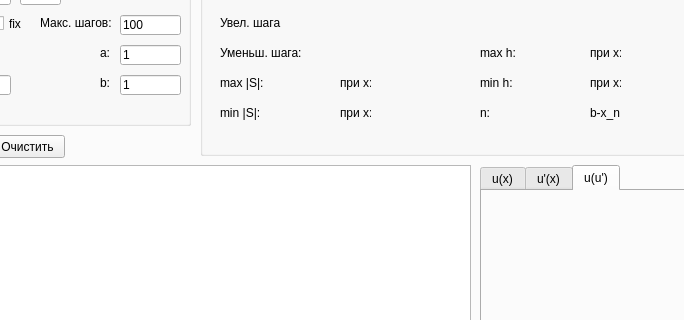
Before: the Qt Designer form mainwindow.ui in mezotaken/CHMLab1, drawn with Qt 5; both pictures show x 222 to 906 and y 90 to 410 of the 1329 by 729 pixel window.
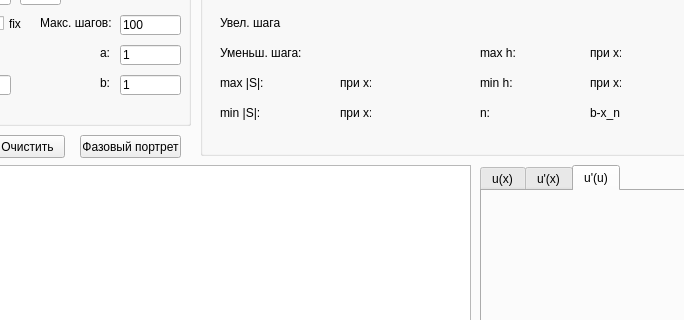
After: the same form once the commit is applied. The open tabs and pages were chosen to show the change. Custom widgets are drawn as their Qt base class.

What changed in the file:
```diff
--- a/mainwindow.ui
+++ b/mainwindow.ui
@@ -1470,7 +1470,7 @@
       </widget>
       <widget class="QWidget" name="uustab">
        <attribute name="title">
-        <string>u(u')</string>
+        <string>u'(u)</string>
        </attribute>
        <widget class="QCustomPlot" name="uusgraph" native="true">
         <property name="geometry">
@@ -2185,6 +2185,19 @@
        </rect>
       </property>
      </widget>
+     <widget class="QPushButton" name="phaseport">
+      <property name="geometry">
+       <rect>
+        <x>300</x>
+        <y>180</y>
+        <width>101</width>
+        <height>23</height>
+       </rect>
+      </property>
+      <property name="text">
+       <string>Фазовый портрет</string>
+      </property>
+     </widget>
     </widget>
    </widget>
   </widget>
```
Left out of the diff: 12 changed lines with no effect on the pictures.
